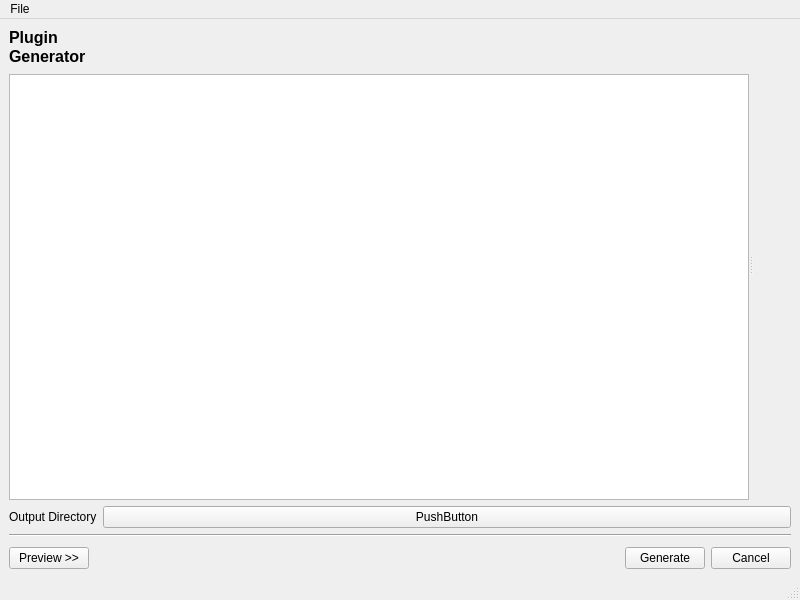
Before: the Qt Designer form Applications/ctkPluginGenerator/ctkPluginGeneratorMainWindow.ui in commontk/CTK, drawn with Qt 5.
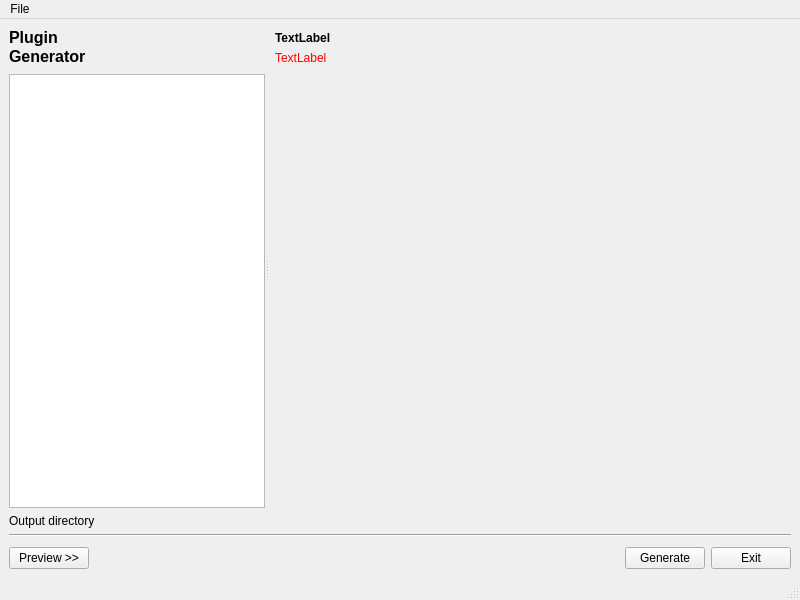
After: the same form once the commit is applied. Custom widgets are drawn as their Qt base class.

Commit message:
ENH: PluginGenerator: First working version for generating CTK plugins
The generator can be extended by plugins and further customization
possibilities will be added in the future.

What changed in the file:
```diff
--- a/Applications/ctkPluginGenerator/ctkPluginGeneratorMainWindow.ui
+++ b/Applications/ctkPluginGenerator/ctkPluginGeneratorMainWindow.ui
@@ -84,6 +84,12 @@
            </layout>
           </widget>
           <widget class="QWidget" name="widget_4" native="true">
+           <property name="sizePolicy">
+            <sizepolicy hsizetype="Expanding" vsizetype="Preferred">
+             <horstretch>1</horstretch>
+             <verstretch>0</verstretch>
+            </sizepolicy>
+           </property>
            <layout class="QVBoxLayout" name="verticalLayout_2">
             <property name="leftMargin">
              <number>6</number>
@@ -98,19 +104,84 @@
              <number>0</number>
             </property>
             <item>
-             <widget class="QLabel" name="sectionMessageLabel">
-              <property name="minimumSize">
-               <size>
-                <width>0</width>
-                <height>40</height>
-               </size>
-              </property>
-              <property name="text">
-               <string/>
-              </property>
-              <property name="alignment">
-               <set>Qt::AlignLeading|Qt::AlignLeft|Qt::AlignTop</set>
-              </property>
+             <widget class="QWidget" name="widget_7" native="true">
+              <layout class="QVBoxLayout" name="verticalLayout_8">
+               <property name="spacing">
+                <number>0</number>
+               </property>
+               <property name="margin">
+                <number>0</number>
+               </property>
+               <item>
+                <widget class="QLabel" name="extensionMsgLabel">
+                 <property name="minimumSize">
+                  <size>
+                   <width>0</width>
+                   <height>20</height>
+                  </size>
+                 </property>
+                 <property name="font">
+                  <font>
+                   <weight>75</weight>
+                   <bold>true</bold>
+                  </font>
+                 </property>
+                 <property name="text">
+                  <string>TextLabel</string>
+                 </property>
+                </widget>
+               </item>
+               <item>
+                <widget class="QLabel" name="extensionErrMsgLabel">
+                 <property name="minimumSize">
+                  <size>
+                   <width>0</width>
+                   <height>20</height>
+                  </size>
+                 </property>
+                 <property name="palette">
+                  <palette>
+                   <active>
+                    <colorrole role="WindowText">
+                     <brush brushstyle="SolidPattern">
+                      <color alpha="255">
+                       <red>255</red>
+                       <green>0</green>
+                       <blue>0</blue>
+                      </color>
+                     </brush>
+                    </colorrole>
+                   </active>
+                   <inactive>
+                    <colorrole role="WindowText">
+                     <brush brushstyle="SolidPattern">
+                      <color alpha="255">
+                       <red>255</red>
+                       <green>0</green>
+                       <blue>0</blue>
+                      </color>
+                     </brush>
+                    </colorrole>
+                   </inactive>
+                   <disabled>
+                    <colorrole role="WindowText">
+                     <brush brushstyle="SolidPattern">
+                      <color alpha="255">
+                       <red>150</red>
+                       <green>147</green>
+                       <blue>140</blue>
+                      </color>
+                     </brush>
+                    </colorrole>
+                   </disabled>
+                  </palette>
+                 </property>
+                 <property name="text">
+                  <string>TextLabel</string>
+                 </property>
+                </widget>
+               </item>
+              </layout>
              </widget>
             </item>
             <item>
@@ -223,20 +294,23 @@
           </sizepolicy>
          </property>
          <property name="text">
-          <string>Output Directory</string>
+          <string>Output directory</string>
          </property>
         </widget>
        </item>
        <item>
-        <widget class="QPushButton" name="outputDirButton">
+        <widget class="ctkDirectoryButton" name="outputDirButton">
          <property name="sizePolicy">
-          <sizepolicy hsizetype="Minimum" vsizetype="Fixed">
+          <sizepolicy hsizetype="Preferred" vsizetype="Preferred">
            <horstretch>1</horstretch>
            <verstretch>0</verstretch>
           </sizepolicy>
          </property>
-         <property name="text">
-          <string>PushButton</string>
+         <property name="caption">
+          <string>Choose output directory</string>
+         </property>
+         <property name="options">
+          <set>ctkDirectoryButton::HideNameFilterDetails|ctkDirectoryButton::ShowDirsOnly</set>
          </property>
         </widget>
        </item>
@@ -299,7 +373,7 @@
        <item>
         <widget class="QPushButton" name="cancelButton">
          <property name="text">
-          <string>Cancel</string>
+          <string>Exit</string>
          </property>
         </widget>
        </item>
@@ -335,6 +409,13 @@
    </property>
   </action>
  </widget>
+ <customwidgets>
+  <customwidget>
+   <class>ctkDirectoryButton</class>
+   <extends>QWidget</extends>
+   <header>ctkDirectoryButton.h</header>
+  </customwidget>
+ </customwidgets>
  <resources/>
  <connections>
   <connection>
```
Left out of the diff: 23 changed lines with no effect on the pictures. The commit also changes 38 other files.
